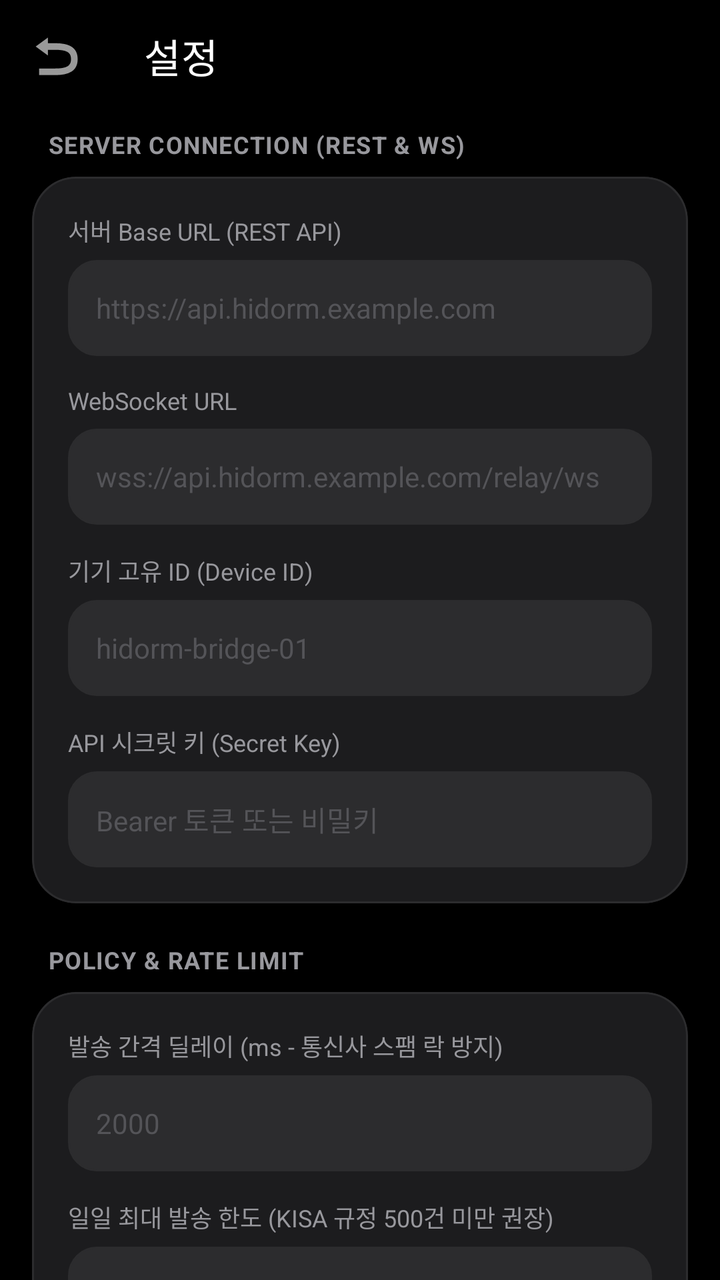
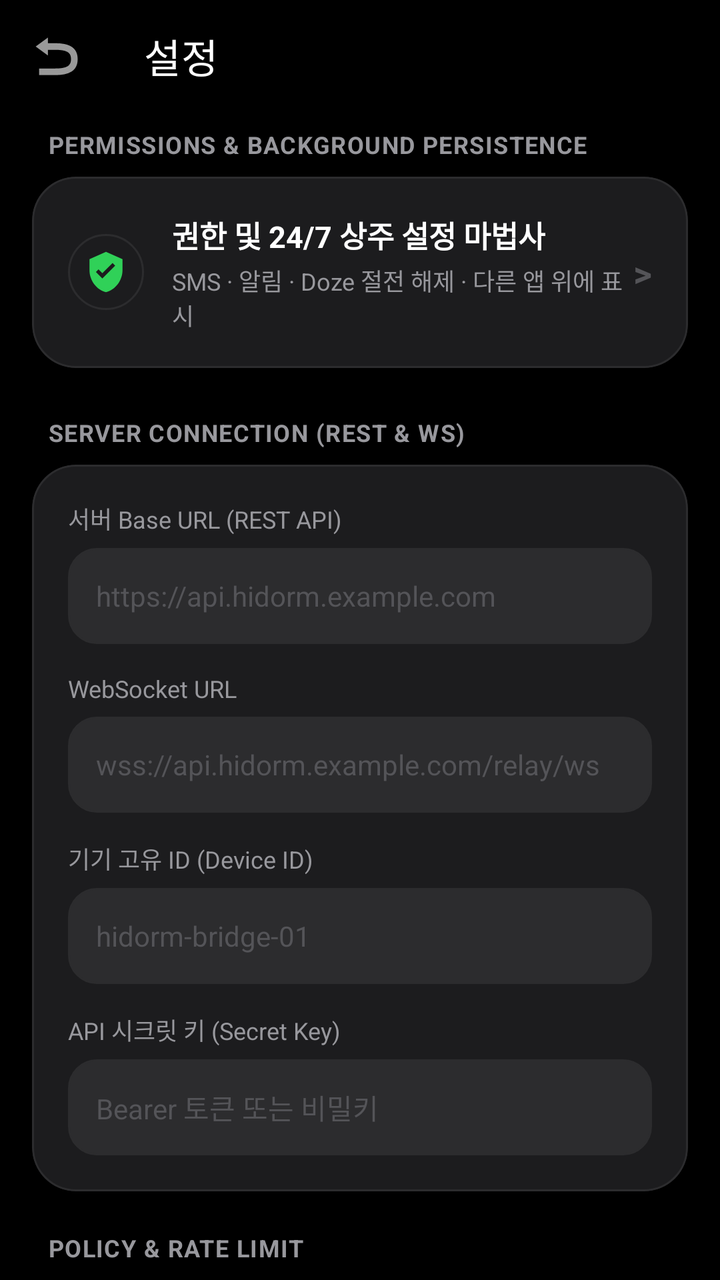

Screens rendered from an Android XML layout before and after an edit, with the pre-edit source and the edit as a unified diff.
<!-- AndroidManifest.xml: application theme Theme.HiDormSMS -->
<!-- res/layout/activity_settings.xml -->
<?xml version="1.0" encoding="utf-8"?>
<LinearLayout xmlns:android="http://schemas.android.com/apk/res/android"
    xmlns:app="http://schemas.android.com/apk/res-auto"
    android:layout_width="match_parent"
    android:layout_height="match_parent"
    android:background="@color/apple_black"
    android:orientation="vertical">

    
    <com.google.android.material.appbar.AppBarLayout
        android:layout_width="match_parent"
        android:layout_height="wrap_content"
        android:background="@color/apple_black"
        app:elevation="0dp">

        <com.google.android.material.appbar.MaterialToolbar
            android:id="@+id/toolbar"
            android:layout_width="match_parent"
            android:layout_height="?attr/actionBarSize"
            android:background="@color/apple_black"
            app:navigationIcon="@android:drawable/ic_menu_revert"
            app:title="설정"
            app:titleTextColor="@color/apple_label_primary" />
    </com.google.android.material.appbar.AppBarLayout>

    <androidx.core.widget.NestedScrollView
        android:layout_width="match_parent"
        android:layout_height="match_parent"
        android:clipToPadding="false"
        android:paddingBottom="36dp">

        <LinearLayout
            android:layout_width="match_parent"
            android:layout_height="wrap_content"
            android:orientation="vertical"
            android:paddingHorizontal="16dp"
            android:paddingTop="8dp">

            
            <TextView
                android:layout_width="wrap_content"
                android:layout_height="wrap_content"
                android:layout_marginStart="8dp"
                android:layout_marginBottom="8dp"
                android:letterSpacing="0.04"
                android:text="SERVER CONNECTION (REST &amp; WS)"
                android:textColor="@color/apple_label_secondary"
                android:textSize="12sp"
                android:textStyle="bold" />

            <com.google.android.material.card.MaterialCardView
                android:layout_width="match_parent"
                android:layout_height="wrap_content"
                android:layout_marginBottom="20dp"
                app:cardBackgroundColor="@color/apple_dark_card"
                app:cardCornerRadius="22dp"
                app:cardElevation="0dp"
                app:strokeColor="@color/apple_glass_stroke"
                app:strokeWidth="1dp">

                <LinearLayout
                    android:layout_width="match_parent"
                    android:layout_height="wrap_content"
                    android:orientation="vertical"
                    android:padding="18dp">

                    <TextView
                        android:layout_width="wrap_content"
                        android:layout_height="wrap_content"
                        android:text="서버 Base URL (REST API)"
                        android:textColor="@color/apple_label_secondary"
                        android:textSize="12sp" />

                    <EditText
                        android:id="@+id/etServerUrl"
                        android:layout_width="match_parent"
                        android:layout_height="48dp"
                        android:layout_marginTop="6dp"
                        android:layout_marginBottom="14dp"
                        android:background="@drawable/apple_input_bg"
                        android:hint="https://api.hidorm.example.com"
                        android:inputType="textUri"
                        android:paddingHorizontal="14dp"
                        android:textColor="@color/apple_label_primary"
                        android:textColorHint="@color/apple_label_tertiary"
                        android:textSize="14sp" />

                    <TextView
                        android:layout_width="wrap_content"
                        android:layout_height="wrap_content"
                        android:text="WebSocket URL"
                        android:textColor="@color/apple_label_secondary"
                        android:textSize="12sp" />

                    <EditText
                        android:id="@+id/etWsUrl"
                        android:layout_width="match_parent"
                        android:layout_height="48dp"
                        android:layout_marginTop="6dp"
                        android:layout_marginBottom="14dp"
                        android:background="@drawable/apple_input_bg"
                        android:hint="wss://api.hidorm.example.com/relay/ws"
                        android:inputType="textUri"
                        android:paddingHorizontal="14dp"
                        android:textColor="@color/apple_label_primary"
                        android:textColorHint="@color/apple_label_tertiary"
                        android:textSize="14sp" />

                    <TextView
                        android:layout_width="wrap_content"
                        android:layout_height="wrap_content"
                        android:text="기기 고유 ID (Device ID)"
                        android:textColor="@color/apple_label_secondary"
                        android:textSize="12sp" />

                    <EditText
                        android:id="@+id/etDeviceId"
                        android:layout_width="match_parent"
                        android:layout_height="48dp"
                        android:layout_marginTop="6dp"
                        android:layout_marginBottom="14dp"
                        android:background="@drawable/apple_input_bg"
                        android:hint="hidorm-bridge-01"
                        android:inputType="text"
                        android:paddingHorizontal="14dp"
                        android:textColor="@color/apple_label_primary"
                        android:textColorHint="@color/apple_label_tertiary"
                        android:textSize="14sp" />

                    <TextView
                        android:layout_width="wrap_content"
                        android:layout_height="wrap_content"
                        android:text="API 시크릿 키 (Secret Key)"
                        android:textColor="@color/apple_label_secondary"
                        android:textSize="12sp" />

                    <EditText
                        android:id="@+id/etApiKey"
                        android:layout_width="match_parent"
                        android:layout_height="48dp"
                        android:layout_marginTop="6dp"
                        android:background="@drawable/apple_input_bg"
                        android:hint="Bearer 토큰 또는 비밀키"
                        android:inputType="textPassword"
                        android:paddingHorizontal="14dp"
                        android:textColor="@color/apple_label_primary"
                        android:textColorHint="@color/apple_label_tertiary"
                        android:textSize="14sp" />
                </LinearLayout>
            </com.google.android.material.card.MaterialCardView>

            
            <TextView
                android:layout_width="wrap_content"
                android:layout_height="wrap_content"
                android:layout_marginStart="8dp"
                android:layout_marginBottom="8dp"
                android:letterSpacing="0.04"
                android:text="POLICY &amp; RATE LIMIT"
                android:textColor="@color/apple_label_secondary"
                android:textSize="12sp"
                android:textStyle="bold" />

            <com.google.android.material.card.MaterialCardView
                android:layout_width="match_parent"
                android:layout_height="wrap_content"
                android:layout_marginBottom="20dp"
                app:cardBackgroundColor="@color/apple_dark_card"
                app:cardCornerRadius="22dp"
                app:cardElevation="0dp"
                app:strokeColor="@color/apple_glass_stroke"
                app:strokeWidth="1dp">

                <LinearLayout
                    android:layout_width="match_parent"
                    android:layout_height="wrap_content"
                    android:orientation="vertical"
                    android:padding="18dp">

                    <TextView
                        android:layout_width="wrap_content"
                        android:layout_height="wrap_content"
                        android:text="발송 간격 딜레이 (ms - 통신사 스팸 락 방지)"
                        android:textColor="@color/apple_label_secondary"
                        android:textSize="12sp" />

                    <EditText
                        android:id="@+id/etSendDelay"
                        android:layout_width="match_parent"
                        android:layout_height="48dp"
                        android:layout_marginTop="6dp"
                        android:layout_marginBottom="14dp"
                        android:background="@drawable/apple_input_bg"
                        android:hint="2000"
                        android:inputType="number"
                        android:paddingHorizontal="14dp"
                        android:textColor="@color/apple_label_primary"
                        android:textColorHint="@color/apple_label_tertiary"
                        android:textSize="14sp" />

                    <TextView
                        android:layout_width="wrap_content"
                        android:layout_height="wrap_content"
                        android:text="일일 최대 발송 한도 (KISA 규정 500건 미만 권장)"
                        android:textColor="@color/apple_label_secondary"
                        android:textSize="12sp" />

                    <EditText
                        android:id="@+id/etDailyLimit"
                        android:layout_width="match_parent"
                        android:layout_height="48dp"
                        android:layout_marginTop="6dp"
                        android:background="@drawable/apple_input_bg"
                        android:hint="450"
                        android:inputType="number"
                        android:paddingHorizontal="14dp"
                        android:textColor="@color/apple_label_primary"
                        android:textColorHint="@color/apple_label_tertiary"
                        android:textSize="14sp" />
                </LinearLayout>
            </com.google.android.material.card.MaterialCardView>

            
            <TextView
                android:layout_width="wrap_content"
                android:layout_height="wrap_content"
                android:layout_marginStart="8dp"
                android:layout_marginBottom="8dp"
                android:letterSpacing="0.04"
                android:text="STANDALONE P2P FORWARDING (1➔2➔3)"
                android:textColor="@color/apple_label_secondary"
                android:textSize="12sp"
                android:textStyle="bold" />

            <com.google.android.material.card.MaterialCardView
                android:layout_width="match_parent"
                android:layout_height="wrap_content"
                android:layout_marginBottom="24dp"
                app:cardBackgroundColor="@color/apple_dark_card"
                app:cardCornerRadius="22dp"
                app:cardElevation="0dp"
                app:strokeColor="@color/apple_glass_stroke"
                app:strokeWidth="1dp">

                <LinearLayout
                    android:layout_width="match_parent"
                    android:layout_height="wrap_content"
                    android:orientation="vertical"
                    android:padding="18dp">

                    <LinearLayout
                        android:layout_width="match_parent"
                        android:layout_height="wrap_content"
                        android:gravity="center_vertical"
                        android:orientation="horizontal">

                        <LinearLayout
                            android:layout_width="0dp"
                            android:layout_height="wrap_content"
                            android:layout_weight="1"
                            android:orientation="vertical">

                            <TextView
                                android:layout_width="wrap_content"
                                android:layout_height="wrap_content"
                                android:text="직결 자동 포워딩 활성화"
                                android:textColor="@color/apple_label_primary"
                                android:textSize="15sp"
                                android:textStyle="bold" />

                            <TextView
                                android:layout_width="wrap_content"
                                android:layout_height="wrap_content"
                                android:layout_marginTop="2dp"
                                android:text="1번 폰 수신 즉시 3번 폰으로 자동 토스"
                                android:textColor="@color/apple_label_secondary"
                                android:textSize="12sp" />
                        </LinearLayout>

                        <com.google.android.material.switchmaterial.SwitchMaterial
                            android:id="@+id/switchForwarding"
                            android:layout_width="wrap_content"
                            android:layout_height="wrap_content"
                            app:thumbTint="@color/apple_label_primary"
                            app:trackTint="@color/apple_dark_surface" />
                    </LinearLayout>

                    <View
                        android:layout_width="match_parent"
                        android:layout_height="1dp"
                        android:layout_marginVertical="14dp"
                        android:background="@color/apple_separator" />

                    <TextView
                        android:layout_width="wrap_content"
                        android:layout_height="wrap_content"
                        android:text="1번 폰 번호 (수신 감지 트리거)"
                        android:textColor="@color/apple_label_secondary"
                        android:textSize="12sp" />

                    <EditText
                        android:id="@+id/etTriggerSender"
                        android:layout_width="match_parent"
                        android:layout_height="48dp"
                        android:layout_marginTop="6dp"
                        android:layout_marginBottom="14dp"
                        android:background="@drawable/apple_input_bg"
                        android:hint="01012345678"
                        android:inputType="phone"
                        android:paddingHorizontal="14dp"
                        android:textColor="@color/apple_label_primary"
                        android:textColorHint="@color/apple_label_tertiary"
                        android:textSize="14sp" />

                    <TextView
                        android:layout_width="wrap_content"
                        android:layout_height="wrap_content"
                        android:text="3번 폰 번호 (최종 전달 수신자)"
                        android:textColor="@color/apple_label_secondary"
                        android:textSize="12sp" />

                    <EditText
                        android:id="@+id/etTargetRecipient"
                        android:layout_width="match_parent"
                        android:layout_height="48dp"
                        android:layout_marginTop="6dp"
                        android:layout_marginBottom="14dp"
                        android:background="@drawable/apple_input_bg"
                        android:hint="01098765432"
                        android:inputType="phone"
                        android:paddingHorizontal="14dp"
                        android:textColor="@color/apple_label_primary"
                        android:textColorHint="@color/apple_label_tertiary"
                        android:textSize="14sp" />

                    <TextView
                        android:layout_width="wrap_content"
                        android:layout_height="wrap_content"
                        android:text="키워드 필터 (선택: 비워두면 모든 메시지 릴레이)"
                        android:textColor="@color/apple_label_secondary"
                        android:textSize="12sp" />

                    <EditText
                        android:id="@+id/etForwardKeyword"
                        android:layout_width="match_parent"
                        android:layout_height="48dp"
                        android:layout_marginTop="6dp"
                        android:layout_marginBottom="14dp"
                        android:background="@drawable/apple_input_bg"
                        android:hint="특정 단어 포함 시만 릴레이"
                        android:inputType="text"
                        android:paddingHorizontal="14dp"
                        android:textColor="@color/apple_label_primary"
                        android:textColorHint="@color/apple_label_tertiary"
                        android:textSize="14sp" />

                    <LinearLayout
                        android:layout_width="match_parent"
                        android:layout_height="wrap_content"
                        android:gravity="center_vertical"
                        android:orientation="horizontal">

                        <TextView
                            android:layout_width="0dp"
                            android:layout_height="wrap_content"
                            android:layout_weight="1"
                            android:text="원발신자 접두사 포함 ([전달: ...])"
                            android:textColor="@color/apple_label_primary"
                            android:textSize="13sp" />

                        <com.google.android.material.switchmaterial.SwitchMaterial
                            android:id="@+id/switchIncludePrefix"
                            android:layout_width="wrap_content"
                            android:layout_height="wrap_content"
                            app:thumbTint="@color/apple_label_primary"
                            app:trackTint="@color/apple_dark_surface" />
                    </LinearLayout>
                </LinearLayout>
            </com.google.android.material.card.MaterialCardView>

            
            <com.google.android.material.button.MaterialButton
                android:id="@+id/btnSaveSettings"
                android:layout_width="match_parent"
                android:layout_height="52dp"
                android:backgroundTint="@color/apple_blue"
                android:letterSpacing="0.01"
                android:text="설정 저장"
                android:textColor="#FFFFFF"
                android:textSize="16sp"
                android:textStyle="bold"
                app:cornerRadius="14dp" />

        </LinearLayout>
    </androidx.core.widget.NestedScrollView>

</LinearLayout>
<!-- resources referenced by this layout -->
<resources>
  <color name="apple_black">#000000</color>
  <color name="apple_blue">#0A84FF</color>
  <color name="apple_dark_card">#1C1C1E</color>
  <color name="apple_dark_surface">#2C2C2E</color>
  <color name="apple_glass_stroke">#2C2C2E</color>
  <color name="apple_label_primary">#FFFFFF</color>
  <color name="apple_label_secondary">#98989D</color>
  <color name="apple_label_tertiary">#545458</color>
  <color name="apple_separator">#38383A</color>
  <!-- drawable apple_input_bg (drawable) -->
  <?xml version="1.0" encoding="utf-8"?>
  <shape xmlns:android="http://schemas.android.com/apk/res/android"
      android:shape="rectangle">
      <corners android:radius="14dp" />
      <solid android:color="@color/apple_dark_surface" />
      <stroke
          android:width="1dp"
          android:color="@color/apple_glass_stroke" />
  </shape>
  <style name="Theme.HiDormSMS" parent="Theme.MaterialComponents.DayNight.NoActionBar">
          
          <item name="colorPrimary">@color/apple_blue</item>
          <item name="colorPrimaryVariant">#000000</item>
          <item name="colorOnPrimary">#FFFFFF</item>
  
          
          <item name="colorSecondary">@color/apple_green</item>
          <item name="colorOnSecondary">#000000</item>
  
          
          <item name="android:windowBackground">@color/apple_black</item>
          <item name="android:statusBarColor">@color/apple_black</item>
          <item name="android:navigationBarColor">@color/apple_black</item>
          <item name="android:windowLightStatusBar">false</item>
          <item name="android:windowLightNavigationBar" tools:targetApi="o_mr1">false</item>
  
          
          <item name="android:textColorPrimary">@color/apple_label_primary</item>
          <item name="android:textColorSecondary">@color/apple_label_secondary</item>
  
          
          <item name="alertDialogTheme">@style/Theme.HiDormSMS.Dialog</item>
      </style>
  <color name="apple_green">#30D158</color>
  <style name="Theme.HiDormSMS.Dialog" parent="ThemeOverlay.MaterialComponents.Dialog.Alert">
          <item name="android:background">@color/apple_dark_card</item>
          <item name="colorSurface">@color/apple_dark_card</item>
          <item name="colorPrimary">@color/apple_blue</item>
          <item name="android:textColorPrimary">@color/apple_label_primary</item>
          <item name="android:textColorSecondary">@color/apple_label_secondary</item>
          <item name="shapeAppearanceMediumComponent">@style/ShapeAppearance.AppleDialog</item>
      </style>
  <style name="ShapeAppearance.AppleDialog" parent="ShapeAppearance.MaterialComponents.MediumComponent">
          <item name="cornerSize">22dp</item>
      </style>
</resources>

<!-- the commit's change to res/layout/activity_settings.xml (unified diff, before → after) -->
@@ -35,6 +35,80 @@
             android:orientation="vertical"
             android:paddingHorizontal="16dp"
             android:paddingTop="8dp">
+
+            
+            <TextView
+                android:layout_width="wrap_content"
+                android:layout_height="wrap_content"
+                android:layout_marginStart="8dp"
+                android:layout_marginBottom="8dp"
+                android:letterSpacing="0.04"
+                android:text="PERMISSIONS &amp; BACKGROUND PERSISTENCE"
+                android:textColor="@color/apple_label_secondary"
+                android:textSize="12sp"
+                android:textStyle="bold" />
+
+            <com.google.android.material.card.MaterialCardView
+                android:id="@+id/cardPermissionsWizard"
+                android:layout_width="match_parent"
+                android:layout_height="wrap_content"
+                android:layout_marginBottom="24dp"
+                app:cardBackgroundColor="@color/apple_dark_card"
+                app:cardCornerRadius="22dp"
+                app:cardElevation="0dp"
+                app:strokeColor="@color/apple_glass_stroke"
+                app:strokeWidth="1dp"
+                android:clickable="true"
+                android:focusable="true">
+
+                <LinearLayout
+                    android:layout_width="match_parent"
+                    android:layout_height="wrap_content"
+                    android:gravity="center_vertical"
+                    android:orientation="horizontal"
+                    android:padding="18dp">
+
+                    <ImageView
+                        android:layout_width="38dp"
+                        android:layout_height="38dp"
+                        android:layout_marginEnd="14dp"
+                        android:background="@drawable/apple_circle_button"
+                        android:padding="8dp"
+                        android:src="@drawable/ic_shield_check"
+                        app:tint="@color/apple_green" />
+
+                    <LinearLayout
+                        android:layout_width="0dp"
+                        android:layout_height="wrap_content"
+                        android:layout_weight="1"
+                        android:orientation="vertical">
+
+                        <TextView
+                            android:layout_width="wrap_content"
+                            android:layout_height="wrap_content"
+                            android:text="권한 및 24/7 상주 설정 마법사"
+                            android:textColor="@color/apple_label_primary"
+                            android:textSize="15sp"
+                            android:textStyle="bold" />
+
+                        <TextView
+                            android:layout_width="wrap_content"
+                            android:layout_height="wrap_content"
+                            android:layout_marginTop="3dp"
+                            android:text="SMS · 알림 · Doze 절전 해제 · 다른 앱 위에 표시"
+                            android:textColor="@color/apple_label_secondary"
+                            android:textSize="12sp" />
+                    </LinearLayout>
+
+                    <TextView
+                        android:layout_width="wrap_content"
+                        android:layout_height="wrap_content"
+                        android:text=">"
+                        android:textColor="@color/apple_label_tertiary"
+                        android:textSize="18sp"
+                        android:textStyle="bold" />
+                </LinearLayout>
+            </com.google.android.material.card.MaterialCardView>
 
             
             <TextView
<!-- resource entries referenced after the edit -->
@@ -9,6 +9,15 @@
   <color name="apple_label_secondary">#98989D</color>
   <color name="apple_label_tertiary">#545458</color>
   <color name="apple_separator">#38383A</color>
+  <!-- drawable apple_circle_button (drawable) -->
+  <?xml version="1.0" encoding="utf-8"?>
+  <shape xmlns:android="http://schemas.android.com/apk/res/android"
+      android:shape="oval">
+      <solid android:color="@color/apple_dark_card" />
+      <stroke
+          android:width="1dp"
+          android:color="@color/apple_glass_stroke" />
+  </shape>
   <!-- drawable apple_input_bg (drawable) -->
   <?xml version="1.0" encoding="utf-8"?>
   <shape xmlns:android="http://schemas.android.com/apk/res/android"
@@ -19,6 +28,16 @@
           android:width="1dp"
           android:color="@color/apple_glass_stroke" />
   </shape>
+  <!-- drawable ic_shield_check (drawable) -->
+  <vector xmlns:android="http://schemas.android.com/apk/res/android"
+      android:width="24dp"
+      android:height="24dp"
+      android:viewportWidth="24"
+      android:viewportHeight="24">
+      <path
+          android:fillColor="#FFFFFF"
+          android:pathData="M12,1L3,5v6c0,5.55 3.84,10.74 9,12 5.16,-1.26 9,-6.45 9,-12V5l-9,-4zM10,15.5l-3.5,-3.5 1.41,-1.41L10,12.67l5.59,-5.59L17,8.5 10,15.5z" />
+  </vector>
   <style name="Theme.HiDormSMS" parent="Theme.MaterialComponents.DayNight.NoActionBar">
           
           <item name="colorPrimary">@color/apple_blue</item>
